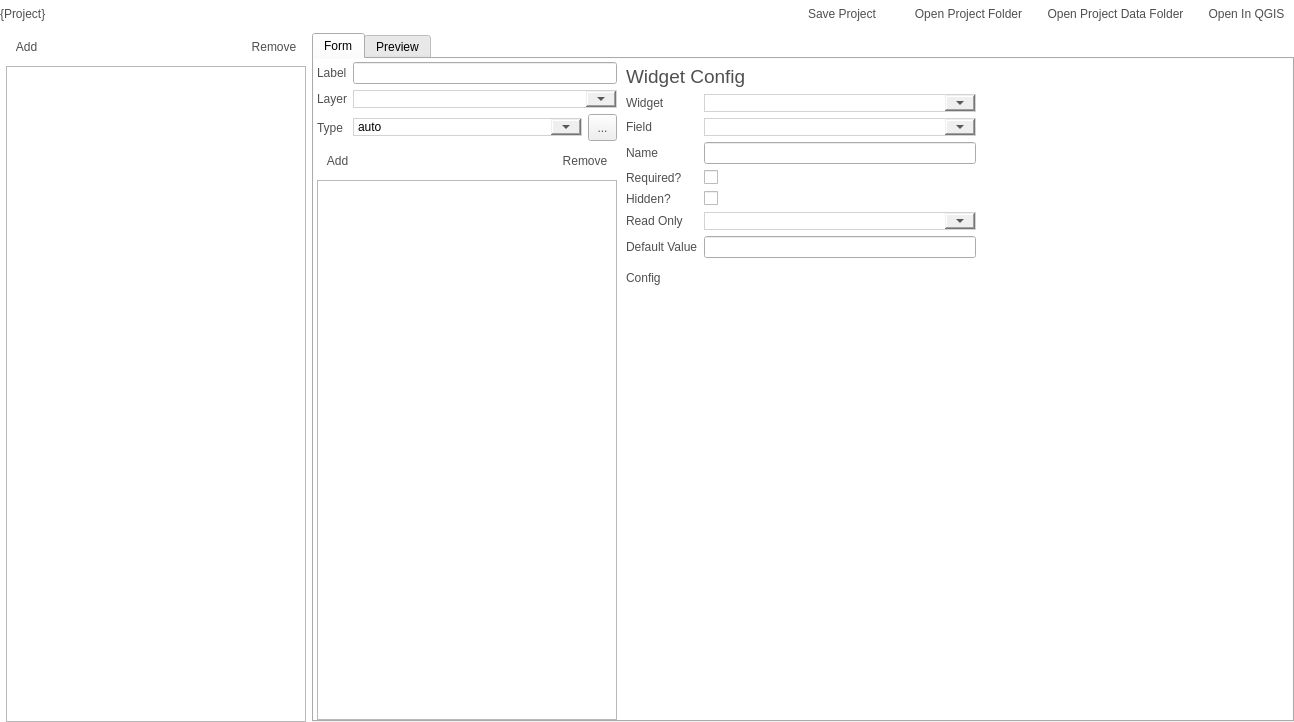
Old version of the form src/configmanager/ui/ui_projectwidget.ui in the repository roam-qgis/Roam.
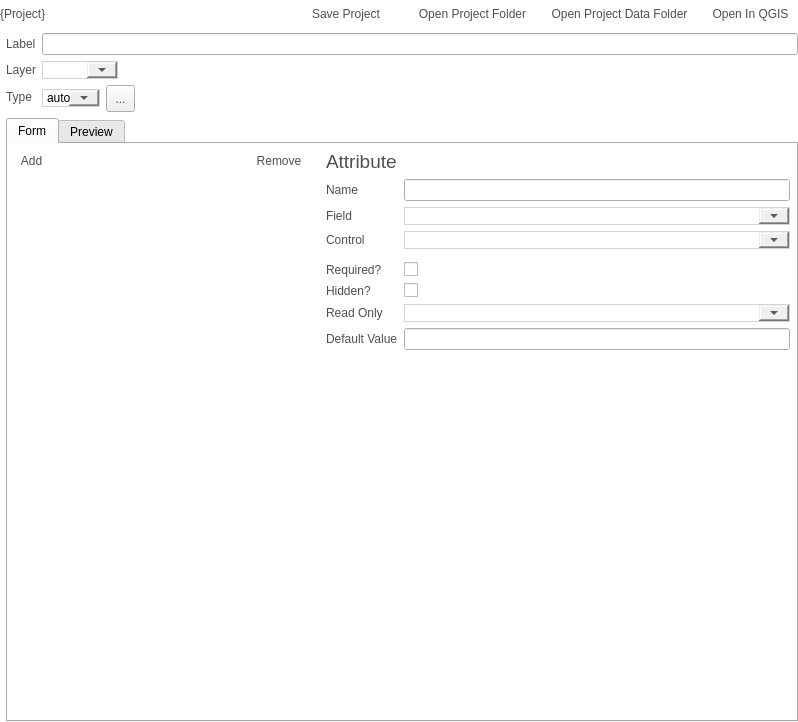
New version of the form. Icons and pictures are not drawn. Custom widgets are drawn as their Qt base class.

Commit message: Use given form in currentform property

```diff
--- a/src/configmanager/ui/ui_projectwidget.ui
+++ b/src/configmanager/ui/ui_projectwidget.ui
@@ -6,7 +6,7 @@
    <rect>
     <x>0</x>
     <y>0</y>
-    <width>1294</width>
+    <width>798</width>
     <height>722</height>
    </rect>
   </property>
@@ -328,100 +328,64 @@
         <number>0</number>
        </property>
        <item row="0" column="0">
-        <widget class="QFrame" name="frame_3">
-         <property name="maximumSize">
-          <size>
-           <width>300</width>
-           <height>16777215</height>
-          </size>
+        <layout class="QFormLayout" name="formLayout_2">
+         <property name="fieldGrowthPolicy">
+          <enum>QFormLayout::ExpandingFieldsGrow</enum>
          </property>
-         <property name="frameShape">
-          <enum>QFrame::NoFrame</enum>
-         </property>
-         <property name="frameShadow">
-          <enum>QFrame::Raised</enum>
-         </property>
-         <layout class="QVBoxLayout" name="verticalLayout">
-          <property name="margin">
-           <number>0</number>
-          </property>
-          <item>
-           <layout class="QHBoxLayout" name="horizontalLayout">
-            <item>
-             <widget class="QToolButton" name="addFormButton">
+         <item row="0" column="0">
+          <widget class="QLabel" name="label_6">
+           <property name="text">
+            <string>Label</string>
+           </property>
+          </widget>
+         </item>
+         <item row="0" column="1">
+          <widget class="QLineEdit" name="formLabelText"/>
+         </item>
+         <item row="1" column="0">
+          <widget class="QLabel" name="label_7">
+           <property name="text">
+            <string>Layer</string>
+           </property>
+          </widget>
+         </item>
+         <item row="1" column="1">
+          <widget class="QComboBox" name="layerCombo">
+           <property name="editable">
+            <bool>false</bool>
+           </property>
+          </widget>
+         </item>
+         <item row="2" column="0">
+          <widget class="QLabel" name="label_5">
+           <property name="text">
+            <string>Type</string>
+           </property>
+          </widget>
+         </item>
+         <item row="2" column="1">
+          <layout class="QHBoxLayout" name="horizontalLayout">
+           <item>
+            <widget class="QComboBox" name="formtypeCombo">
+             <item>
               <property name="text">
-               <string>Add</string>
+               <string>auto</string>
               </property>
-              <property name="icon">
-               <iconset resource="../../roam/resources.qrc">
-                <normaloff>:/icons/add</normaloff>:/icons/add</iconset>
-              </property>
-              <property name="autoRaise">
-               <bool>true</bool>
-              </property>
-             </widget>
-            </item>
-            <item>
-             <spacer name="horizontalSpacer">
-              <property name="orientation">
-               <enum>Qt::Horizontal</enum>
-              </property>
-              <property name="sizeType">
-               <enum>QSizePolicy::Expanding</enum>
-              </property>
-              <property name="sizeHint" stdset="0">
-               <size>
-                <width>40</width>
-                <height>20</height>
-               </size>
-              </property>
-             </spacer>
-            </item>
-            <item>
-             <widget class="QToolButton" name="removeFormButton">
-              <property name="text">
-               <string>Remove</string>
-              </property>
-              <property name="icon">
-               <iconset resource="../../roam/resources.qrc">
-                <normaloff>:/icons/remove</normaloff>:/icons/remove</iconset>
-              </property>
-              <property name="autoRaise">
-               <bool>true</bool>
-              </property>
-             </widget>
-            </item>
-           </layout>
-          </item>
-          <item>
-           <widget class="QListView" name="formlist">
-            <property name="sizePolicy">
-             <sizepolicy hsizetype="Maximum" vsizetype="Expanding">
-              <horstretch>0</horstretch>
-              <verstretch>0</verstretch>
-             </sizepolicy>
-            </property>
-            <property name="maximumSize">
-             <size>
-              <width>300</width>
-              <height>16777215</height>
-             </size>
-            </property>
-            <property name="alternatingRowColors">
-             <bool>true</bool>
-            </property>
-            <property name="selectionMode">
-             <enum>QAbstractItemView::SingleSelection</enum>
-            </property>
-            <property name="selectionBehavior">
-             <enum>QAbstractItemView::SelectItems</enum>
-            </property>
-           </widget>
-          </item>
-         </layout>
-        </widget>
+             </item>
+            </widget>
+           </item>
+           <item>
+            <widget class="QToolButton" name="generateUIButton">
+             <property name="text">
+              <string>...</string>
+             </property>
+            </widget>
+           </item>
+          </layout>
+         </item>
+        </layout>
        </item>
-       <item row="0" column="1">
+       <item row="1" column="0">
         <widget class="QTabWidget" name="formtab">
          <property name="tabShape">
           <enum>QTabWidget::Rounded</enum>
@@ -452,6 +416,9 @@
            <property name="bottomMargin">
             <number>0</number>
            </property>
+           <property name="horizontalSpacing">
+            <number>12</number>
+           </property>
            <item row="0" column="0">
             <widget class="QFrame" name="formframe">
              <property name="sizePolicy">
@@ -467,6 +434,9 @@
               <enum>QFrame::Raised</enum>
              </property>
              <layout class="QGridLayout" name="gridLayout_6">
+              <property name="horizontalSpacing">
+               <number>12</number>
+              </property>
               <property name="margin">
                <number>0</number>
               </property>
@@ -491,57 +461,6 @@
                  <property name="margin">
                   <number>0</number>
                  </property>
-                 <item row="2" column="1">
-                  <layout class="QHBoxLayout" name="horizontalLayout_5">
-                   <item>
-                    <widget class="QComboBox" name="formtypeCombo">
-                     <item>
-                      <property name="text">
-                       <string>auto</string>
-                      </property>
-                     </item>
-                    </widget>
-                   </item>
-                   <item>
-                    <widget class="QToolButton" name="generateUIButton">
-                     <property name="text">
-                      <string>...</string>
-                     </property>
-                    </widget>
-                   </item>
-                  </layout>
-                 </item>
-                 <item row="2" column="0">
-                  <widget class="QLabel" name="label_5">
-                   <property name="text">
-                    <string>Type</string>
-                   </property>
-                  </widget>
-                 </item>
-                 <item row="0" column="0">
-                  <widget class="QLabel" name="label_6">
-                   <property name="text">
-                    <string>Label</string>
-                   </property>
-                  </widget>
-                 </item>
-                 <item row="1" column="0">
-                  <widget class="QLabel" name="label_7">
-                   <property name="text">
-                    <string>Layer</string>
-                   </property>
-                  </widget>
-                 </item>
-                 <item row="1" column="1">
-                  <widget class="QComboBox" name="layerCombo">
-                   <property name="editable">
-                    <bool>false</bool>
-                   </property>
-                  </widget>
-                 </item>
-                 <item row="0" column="1">
-                  <widget class="QLineEdit" name="formLabelText"/>
-                 </item>
                  <item row="3" column="0" colspan="2">
                   <layout class="QVBoxLayout" name="verticalLayout_2">
                    <item>
@@ -591,6 +510,9 @@
                    </item>
                    <item>
                     <widget class="QListView" name="widgetlist">
+                     <property name="frameShape">
+                      <enum>QFrame::NoFrame</enum>
+                     </property>
                      <property name="alternatingRowColors">
                       <bool>true</bool>
                      </property>
@@ -615,7 +537,7 @@
                   <verstretch>0</verstretch>
                  </sizepolicy>
                 </property>
-                <layout class="QGridLayout" name="gridLayout_5">
+                <layout class="QFormLayout" name="formLayout_3">
                  <property name="leftMargin">
                   <number>3</number>
                  </property>
@@ -628,82 +550,76 @@
                  <property name="bottomMargin">
                   <number>0</number>
                  </property>
-                 <item row="6" column="2">
-                  <widget class="QCheckBox" name="hiddenCheck">
-                   <property name="text">
-                    <string/>
+                 <item row="0" column="0">
+                  <widget class="QLabel" name="formHeader_2">
+                   <property name="font">
+                    <font>
+                     <family>Segoe UI</family>
+                     <pointsize>14</pointsize>
+                     <weight>9</weight>
+                     <italic>false</italic>
+                     <bold>false</bold>
+                    </font>
                    </property>
-                  </widget>
-                 </item>
-                 <item row="6" column="1">
-                  <widget class="QLabel" name="label_12">
-                   <property name="toolTip">
-                    <string>&lt;!DOCTYPE HTML PUBLIC &quot;-//W3C//DTD HTML 4.0//EN&quot; &quot;http://www.w3.org/TR/REC-html40/strict.dtd&quot;&gt;
-&lt;html&gt;&lt;head&gt;&lt;meta name=&quot;qrichtext&quot; content=&quot;1&quot; /&gt;&lt;style type=&quot;text/css&quot;&gt;
-p, li { white-space: pre-wrap; }
-&lt;/style&gt;&lt;/head&gt;&lt;body style=&quot; font-family:'MS Shell Dlg 2'; font-size:8.25pt; font-weight:400; font-style:normal;&quot;&gt;
-&lt;p style=&quot; margin-top:0px; margin-bottom:0px; margin-left:0px; margin-right:0px; -qt-block-indent:0; text-indent:0px;&quot;&gt;&lt;span style=&quot; font-weight:600;&quot;&gt;Hidden&lt;/span&gt;&lt;/p&gt;
-&lt;p style=&quot;-qt-paragraph-type:empty; margin-top:0px; margin-bottom:0px; margin-left:0px; margin-right:0px; -qt-block-indent:0; text-indent:0px; font-weight:600;&quot;&gt;&lt;/p&gt;
-&lt;p style=&quot; margin-top:0px; margin-bottom:0px; margin-left:0px; margin-right:0px; -qt-block-indent:0; text-indent:0px;&quot;&gt;Is this field hidden when the form is open in Roam.&lt;/p&gt;&lt;/body&gt;&lt;/html&gt;</string>
-                   </property>
-                   <property name="whatsThis">
-                    <string>&lt;!DOCTYPE HTML PUBLIC &quot;-//W3C//DTD HTML 4.0//EN&quot; &quot;http://www.w3.org/TR/REC-html40/strict.dtd&quot;&gt;
-&lt;html&gt;&lt;head&gt;&lt;meta name=&quot;qrichtext&quot; content=&quot;1&quot; /&gt;&lt;style type=&quot;text/css&quot;&gt;
-p, li { white-space: pre-wrap; }
-&lt;/style&gt;&lt;/head&gt;&lt;body style=&quot; font-family:'MS Shell Dlg 2'; font-size:8.25pt; font-weight:400; font-style:normal;&quot;&gt;
-&lt;p style=&quot; margin-top:0px; margin-bottom:0px; margin-left:0px; margin-right:0px; -qt-block-indent:0; text-indent:0px;&quot;&gt;&lt;span style=&quot; font-weight:600;&quot;&gt;Hidden&lt;/span&gt;&lt;/p&gt;
-&lt;p style=&quot;-qt-paragraph-type:empty; margin-top:0px; margin-bottom:0px; margin-left:0px; margin-right:0px; -qt-block-indent:0; text-indent:0px; font-weight:600;&quot;&gt;&lt;/p&gt;
-&lt;p style=&quot; margin-top:0px; margin-bottom:0px; margin-left:0px; margin-right:0px; -qt-block-indent:0; text-indent:0px;&quot;&gt;Is this field hidden when the form is open in Roam.&lt;/p&gt;&lt;/body&gt;&lt;/html&gt;</string>
-                   </property>
                    <property name="text">
-                    <string>Hidden?</string>
+                    <string>Attribute</string>
                    </property>
-                  </widget>
-                 </item>
-                 <item row="8" column="1">
-                  <widget class="QLabel" name="label">
-                   <property name="text">
-                    <string>Default Value</string>
-                   </property>
-                  </widget>
-                 </item>
-                 <item row="8" column="2">
-                  <widget class="QLineEdit" name="defaultvalueText"/>
-                 </item>
-                 <item row="2" column="2">
-                  <widget class="QComboBox" name="fieldList">
-                   <property name="enabled">
+                   <property name="isheader" stdset="0">
                     <bool>true</bool>
                    </property>
-                   <property name="sizePolicy">
-                    <sizepolicy hsizetype="Preferred" vsizetype="Fixed">
-                     <horstretch>0</horstretch>
-                     <verstretch>0</verstretch>
-                    </sizepolicy>
+                  </widget>
+                 </item>
+                 <item row="1" column="0">
+                  <widget class="QLabel" name="label_11">
+                   <property name="text">
+                    <string>Name</string>
                    </property>
-                   <property name="editable">
-                    <bool>false</bool>
-                   </property>
                   </widget>
                  </item>
-                 <item row="2" column="1">
+                 <item row="1" column="1">
+                  <widget class="QLineEdit" name="nameText"/>
+                 </item>
+                 <item row="2" column="0">
                   <widget class="QLabel" name="label_4">
                    <property name="text">
                     <string>Field</string>
                    </property>
                   </widget>
                  </item>
-                 <item row="1" column="1">
+                 <item row="2" column="1">
+                  <widget class="QComboBox" name="fieldList">
+                   <property name="enabled">
+                    <bool>true</bool>
+                   </property>
+                   <property name="sizePolicy">
+                    <sizepolicy hsizetype="Expanding" vsizetype="Fixed">
+                     <horstretch>0</horstretch>
+                     <verstretch>0</verstretch>
+                    </sizepolicy>
+                   </property>
+                   <property name="editable">
+                    <bool>false</bool>
+                   </property>
+                  </widget>
+                 </item>
+                 <item row="3" column="0">
                   <widget class="QLabel" name="label_8">
                    <property name="text">
-                    <string>Widget</string>
+                    <string>Control</string>
                    </property>
                   </widget>
                  </item>
-                 <item row="1" column="2">
-                  <widget class="QComboBox" name="widgetCombo"/>
+                 <item row="3" column="1">
+                  <widget class="QComboBox" name="widgetCombo">
+                   <property name="sizePolicy">
+                    <sizepolicy hsizetype="Expanding" vsizetype="Fixed">
+                     <horstretch>0</horstretch>
+                     <verstretch>0</verstretch>
+                    </sizepolicy>
+                   </property>
+                  </widget>
                  </item>
-                 <item row="9" column="1" colspan="2">
+                 <item row="4" column="1">
                   <widget class="QLabel" name="descriptionLabel">
                    <property name="sizePolicy">
                     <sizepolicy hsizetype="Expanding" vsizetype="Maximum">
@@ -728,14 +644,7 @@
                    </property>
                   </widget>
                  </item>
-                 <item row="5" column="2">
-                  <widget class="QCheckBox" name="requiredCheck">
-                   <property name="text">
-                    <string/>
-                   </property>
-                  </widget>
-                 </item>
-                 <item row="5" column="1">
+                 <item row="5" column="0">
                   <widget class="QLabel" name="label_10">
                    <property name="toolTip">
                     <string>&lt;!DOCTYPE HTML PUBLIC &quot;-//W3C//DTD HTML 4.0//EN&quot; &quot;http://www.w3.org/TR/REC-html40/strict.dtd&quot;&gt;
@@ -760,17 +669,46 @@
                    </property>
                   </widget>
                  </item>
-                 <item row="4" column="1">
-                  <widget class="QLabel" name="label_11">
+                 <item row="5" column="1">
+                  <widget class="QCheckBox" name="requiredCheck">
                    <property name="text">
-                    <string>Name</string>
+                    <string/>
                    </property>
                   </widget>
                  </item>
-                 <item row="4" column="2">
-                  <widget class="QLineEdit" name="nameText"/>
+                 <item row="6" column="0">
+                  <widget class="QLabel" name="label_12">
+                   <property name="toolTip">
+                    <string>&lt;!DOCTYPE HTML PUBLIC &quot;-//W3C//DTD HTML 4.0//EN&quot; &quot;http://www.w3.org/TR/REC-html40/strict.dtd&quot;&gt;
+&lt;html&gt;&lt;head&gt;&lt;meta name=&quot;qrichtext&quot; content=&quot;1&quot; /&gt;&lt;style type=&quot;text/css&quot;&gt;
+p, li { white-space: pre-wrap; }
+&lt;/style&gt;&lt;/head&gt;&lt;body style=&quot; font-family:'MS Shell Dlg 2'; font-size:8.25pt; font-weight:400; font-style:normal;&quot;&gt;
+&lt;p style=&quot; margin-top:0px; margin-bottom:0px; margin-left:0px; margin-right:0px; -qt-block-indent:0; text-indent:0px;&quot;&gt;&lt;span style=&quot; font-weight:600;&quot;&gt;Hidden&lt;/span&gt;&lt;/p&gt;
+&lt;p style=&quot;-qt-paragraph-type:empty; margin-top:0px; margin-bottom:0px; margin-left:0px; margin-right:0px; -qt-block-indent:0; text-indent:0px; font-weight:600;&quot;&gt;&lt;/p&gt;
+&lt;p style=&quot; margin-top:0px; margin-bottom:0px; margin-left:0px; margin-right:0px; -qt-block-indent:0; text-indent:0px;&quot;&gt;Is this field hidden when the form is open in Roam.&lt;/p&gt;&lt;/body&gt;&lt;/html&gt;</string>
+                   </property>
+                   <property name="whatsThis">
+                    <string>&lt;!DOCTYPE HTML PUBLIC &quot;-//W3C//DTD HTML 4.0//EN&quot; &quot;http://www.w3.org/TR/REC-html40/strict.dtd&quot;&gt;
+&lt;html&gt;&lt;head&gt;&lt;meta name=&quot;qrichtext&quot; content=&quot;1&quot; /&gt;&lt;style type=&quot;text/css&quot;&gt;
+p, li { white-space: pre-wrap; }
+&lt;/style&gt;&lt;/head&gt;&lt;body style=&quot; font-family:'MS Shell Dlg 2'; font-size:8.25pt; font-weight:400; font-style:normal;&quot;&gt;
+&lt;p style=&quot; margin-top:0px; margin-bottom:0px; margin-left:0px; margin-right:0px; -qt-block-indent:0; text-indent:0px;&quot;&gt;&lt;span style=&quot; font-weight:600;&quot;&gt;Hidden&lt;/span&gt;&lt;/p&gt;
+&lt;p style=&quot;-qt-paragraph-type:empty; margin-top:0px; margin-bottom:0px; margin-left:0px; margin-right:0px; -qt-block-indent:0; text-indent:0px; font-weight:600;&quot;&gt;&lt;/p&gt;
+&lt;p style=&quot; margin-top:0px; margin-bottom:0px; margin-left:0px; margin-right:0px; -qt-block-indent:0; text-indent:0px;&quot;&gt;Is this field hidden when the form is open in Roam.&lt;/p&gt;&lt;/body&gt;&lt;/html&gt;</string>
+                   </property>
+                   <property name="text">
+                    <string>Hidden?</string>
+                   </property>
+                  </widget>
                  </item>
-                 <item row="7" column="1">
+                 <item row="6" column="1">
+                  <widget class="QCheckBox" name="hiddenCheck">
+                   <property name="text">
+                    <string/>
+                   </property>
+                  </widget>
+                 </item>
+                 <item row="7" column="0">
                   <widget class="QLabel" name="label_13">
                    <property name="whatsThis">
                     <string>&lt;!DOCTYPE HTML PUBLIC &quot;-//W3C//DTD HTML 4.0//EN&quot; &quot;http://www.w3.org/TR/REC-html40/strict.dtd&quot;&gt;
@@ -786,29 +724,20 @@
                    </property>
                   </widget>
                  </item>
-                 <item row="7" column="2">
-                  <widget class="QComboBox" name="readonlyCombo"/>
-                 </item>
-                 <item row="0" column="1" colspan="2">
-                  <widget class="QLabel" name="formHeader_2">
-                   <property name="font">
-                    <font>
-                     <family>Segoe UI</family>
-                     <pointsize>14</pointsize>
-                     <weight>9</weight>
-                     <italic>false</italic>
-                     <bold>false</bold>
-                    </font>
-                   </property>
-                   <property name="text">
-                    <string>Widget Config</string>
-                   </property>
-                   <property name="isheader" stdset="0">
-                    <bool>true</bool>
+                 <item row="7" column="1">
+                  <widget class="QComboBox" name="readonlyCombo">
+                   <property name="sizePolicy">
+                    <sizepolicy hsizetype="Expanding" vsizetype="Fixed">
+                     <horstretch>0</horstretch>
+                     <verstretch>0</verstretch>
+                    </sizepolicy>
                    </property>
                   </widget>
                  </item>
-                 <item row="10" column="1" colspan="2">
+                 <item row="8" column="1">
+                  <widget class="QLineEdit" name="defaultvalueText"/>
+                 </item>
+                 <item row="9" column="0" colspan="2">
                   <widget class="QFrame" name="widgetFrame_2">
                    <property name="enabled">
                     <bool>true</bool>
@@ -835,16 +764,6 @@
                     <property name="margin">
                      <number>0</number>
                     </property>
-                    <item>
-                     <widget class="QLabel" name="label_14">
-                      <property name="text">
-                       <string>Config</string>
-                      </property>
-                      <property name="isheader" stdset="0">
-                       <bool>true</bool>
-                      </property>
-                     </widget>
-                    </item>
                     <item>
                      <widget class="QStackedWidget" name="widgetstack">
                       <property name="styleSheet">
@@ -857,25 +776,16 @@
                    </layout>
                   </widget>
                  </item>
+                 <item row="8" column="0">
+                  <widget class="QLabel" name="label">
+                   <property name="text">
+                    <string>Default Value</string>
+                   </property>
+                  </widget>
+                 </item>
                 </layout>
                </widget>
               </item>
-              <item row="0" column="2">
-               <spacer name="horizontalSpacer_5">
-                <property name="orientation">
-                 <enum>Qt::Horizontal</enum>
-                </property>
-                <property name="sizeType">
-                 <enum>QSizePolicy::MinimumExpanding</enum>
-                </property>
-                <property name="sizeHint" stdset="0">
-                 <size>
-                  <width>0</width>
-                  <height>20</height>
-                 </size>
-                </property>
-               </spacer>
-              </item>
              </layout>
             </widget>
            </item>
```
The commit also changes 2 other files.
